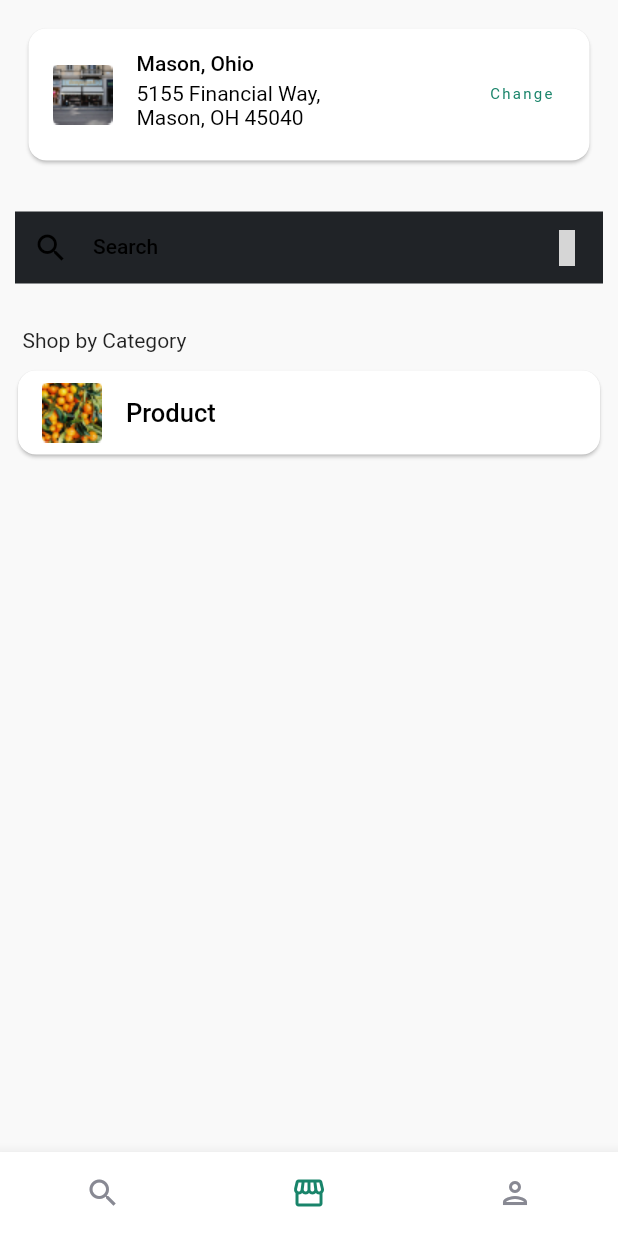
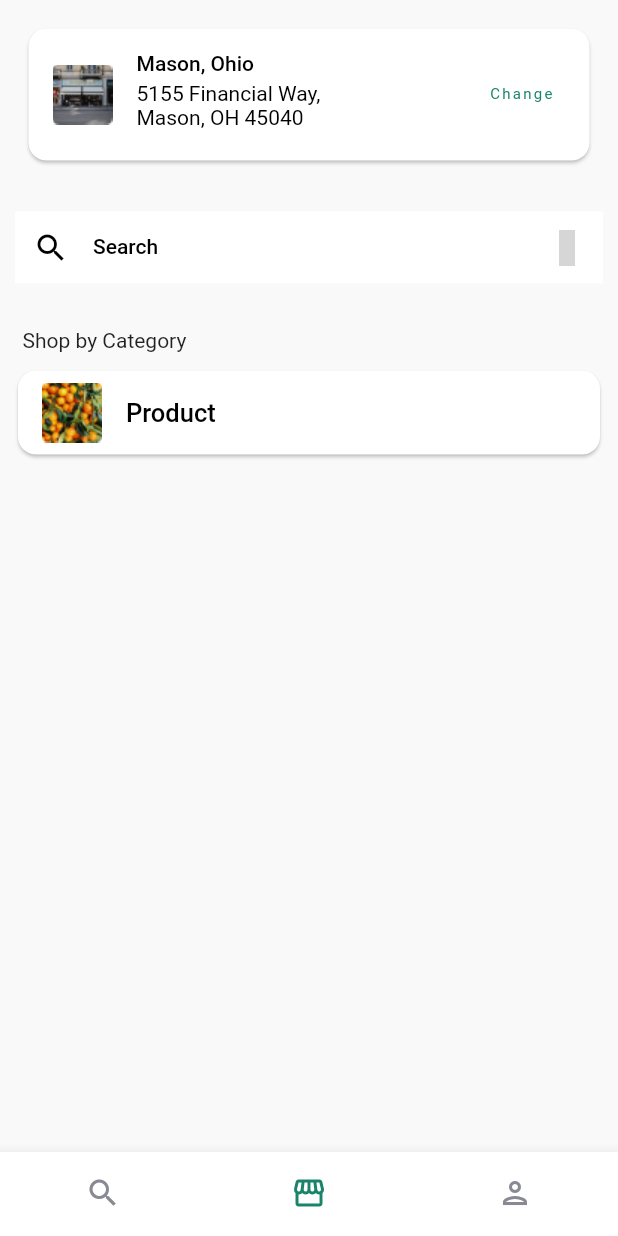
Before and after one commit to keldreon/Prakerja_Unjuk-Keterampilan, a Flutter app: the screen it shows after launch, item 2 of the bottom bar chosen, on a phone screen of 412 x 824 dp. Run offline on Flutter 3.47's test engine with Material 2 defaults, Android fonts, the phone set to English and light mode, and no system bars; our stand-ins replace material_design_icons_flutter; grey boxes are pictures that could not be loaded.

Commit message:
finally, error fixed, i hope

```diff
--- a/lib/components/widgets/search.dart
+++ b/lib/components/widgets/search.dart
@@ -2,7 +2,7 @@ import 'package:flutter/material.dart';
 import 'package:material_design_icons_flutter/material_design_icons_flutter.dart';
 import 'package:unjuk_keterampilan/theme/theme.dart';
 
-import '../discoverNav/scan.dart';
+import 'package:unjuk_keterampilan/components/discoverNav/scan.dart';
 
 class SearchWidget extends StatelessWidget {
   const SearchWidget({
@@ -25,7 +25,7 @@ class SearchWidget extends StatelessWidget {
                       .push(MaterialPageRoute(builder: (_) => const Scan()));
                 },
                 icon: Icon(MdiIcons.barcodeScan)),
-            fillColor: Pallete.searchBarColor,
+            fillColor: Pallete.whiteColor,
             filled: true),
       ),
     );
```
